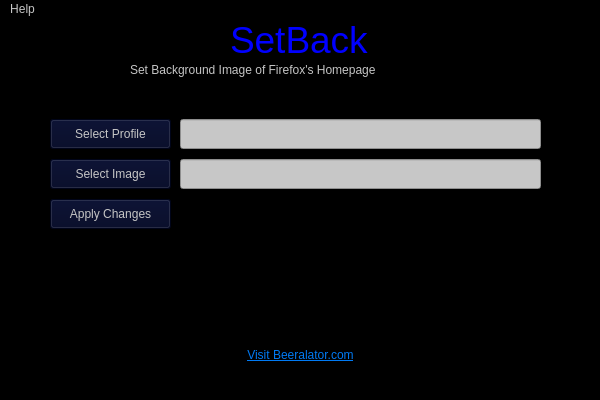
Qt form mainwindow.ui (jacktenor/setback) before a commit.
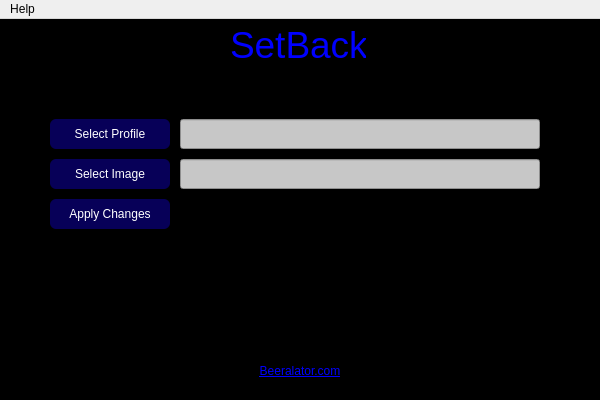
The same form after that commit. Icons and pictures are not drawn.

```diff
--- a/mainwindow.ui
+++ b/mainwindow.ui
@@ -10,12 +10,271 @@
     <height>400</height>
    </rect>
   </property>
+  <property name="minimumSize">
+   <size>
+    <width>600</width>
+    <height>400</height>
+   </size>
+  </property>
   <property name="maximumSize">
    <size>
     <width>600</width>
     <height>400</height>
    </size>
   </property>
+  <property name="palette">
+   <palette>
+    <active>
+     <colorrole role="WindowText">
+      <brush brushstyle="SolidPattern">
+       <color alpha="255">
+        <red>197</red>
+        <green>197</green>
+        <blue>197</blue>
+       </color>
+      </brush>
+     </colorrole>
+     <colorrole role="Button">
+      <brush brushstyle="SolidPattern">
+       <color alpha="255">
+        <red>0</red>
+        <green>0</green>
+        <blue>0</blue>
+       </color>
+      </brush>
+     </colorrole>
+     <colorrole role="Dark">
+      <brush brushstyle="SolidPattern">
+       <color alpha="255">
+        <red>93</red>
+        <green>93</green>
+        <blue>93</blue>
+       </color>
+      </brush>
+     </colorrole>
+     <colorrole role="Text">
+      <brush brushstyle="SolidPattern">
+       <color alpha="255">
+        <red>197</red>
+        <green>197</green>
+        <blue>197</blue>
+       </color>
+      </brush>
+     </colorrole>
+     <colorrole role="ButtonText">
+      <brush brushstyle="SolidPattern">
+       <color alpha="255">
+        <red>197</red>
+        <green>197</green>
+        <blue>197</blue>
+       </color>
+      </brush>
+     </colorrole>
+     <colorrole role="Base">
+      <brush brushstyle="SolidPattern">
+       <color alpha="255">
+        <red>0</red>
+        <green>0</green>
+        <blue>0</blue>
+       </color>
+      </brush>
+     </colorrole>
+     <colorrole role="Window">
+      <brush brushstyle="SolidPattern">
+       <color alpha="255">
+        <red>0</red>
+        <green>0</green>
+        <blue>0</blue>
+       </color>
+      </brush>
+     </colorrole>
+     <colorrole role="Link">
+      <brush brushstyle="SolidPattern">
+       <color alpha="255">
+        <red>61</red>
+        <green>103</green>
+        <blue>255</blue>
+       </color>
+      </brush>
+     </colorrole>
+     <colorrole role="PlaceholderText">
+      <brush brushstyle="SolidPattern">
+       <color alpha="128">
+        <red>197</red>
+        <green>197</green>
+        <blue>197</blue>
+       </color>
+      </brush>
+     </colorrole>
+    </active>
+    <inactive>
+     <colorrole role="WindowText">
+      <brush brushstyle="SolidPattern">
+       <color alpha="255">
+        <red>197</red>
+        <green>197</green>
+        <blue>197</blue>
+       </color>
+      </brush>
+     </colorrole>
+     <colorrole role="Button">
+      <brush brushstyle="SolidPattern">
+       <color alpha="255">
+        <red>0</red>
+        <green>0</green>
+        <blue>0</blue>
+       </color>
+      </brush>
+     </colorrole>
+     <colorrole role="Dark">
+      <brush brushstyle="SolidPattern">
+       <color alpha="255">
+        <red>93</red>
+        <green>93</green>
+        <blue>93</blue>
+       </color>
+      </brush>
+     </colorrole>
+     <colorrole role="Text">
+      <brush brushstyle="SolidPattern">
+       <color alpha="255">
+        <red>197</red>
+        <green>197</green>
+        <blue>197</blue>
+       </color>
+      </brush>
+     </colorrole>
+     <colorrole role="ButtonText">
+      <brush brushstyle="SolidPattern">
+       <color alpha="255">
+        <red>197</red>
+        <green>197</green>
+        <blue>197</blue>
+       </color>
+      </brush>
+     </colorrole>
+     <colorrole role="Base">
+      <brush brushstyle="SolidPattern">
+       <color alpha="255">
+        <red>0</red>
+        <green>0</green>
+        <blue>0</blue>
+       </color>
+      </brush>
+     </colorrole>
+     <colorrole role="Window">
+      <brush brushstyle="SolidPattern">
+       <color alpha="255">
+        <red>0</red>
+        <green>0</green>
+        <blue>0</blue>
+       </color>
+      </brush>
+     </colorrole>
+     <colorrole role="Link">
+      <brush brushstyle="SolidPattern">
+       <color alpha="255">
+        <red>61</red>
+        <green>103</green>
+        <blue>255</blue>
+       </color>
+      </brush>
+     </colorrole>
+     <colorrole role="PlaceholderText">
+      <brush brushstyle="SolidPattern">
+       <color alpha="128">
+        <red>197</red>
+        <green>197</green>
+        <blue>197</blue>
+       </color>
+      </brush>
+     </colorrole>
+    </inactive>
+    <disabled>
+     <colorrole role="WindowText">
+      <brush brushstyle="SolidPattern">
+       <color alpha="255">
+        <red>93</red>
+        <green>93</green>
+        <blue>93</blue>
+       </color>
+      </brush>
+     </colorrole>
+     <colorrole role="Button">
+      <brush brushstyle="SolidPattern">
+       <color alpha="255">
+        <red>0</red>
+        <green>0</green>
+        <blue>0</blue>
+       </color>
+      </brush>
+     </colorrole>
+     <colorrole role="Dark">
+      <brush brushstyle="SolidPattern">
+       <color alpha="255">
+        <red>93</red>
+        <green>93</green>
+        <blue>93</blue>
+       </color>
+      </brush>
+     </colorrole>
+     <colorrole role="Text">
+      <brush brushstyle="SolidPattern">
+       <color alpha="255">
+        <red>93</red>
+        <green>93</green>
+        <blue>93</blue>
+       </color>
+      </brush>
+     </colorrole>
+     <colorrole role="ButtonText">
+      <brush brushstyle="SolidPattern">
+       <color alpha="255">
+        <red>93</red>
+        <green>93</green>
+        <blue>93</blue>
+       </color>
+      </brush>
+     </colorrole>
+     <colorrole role="Base">
+      <brush brushstyle="SolidPattern">
+       <color alpha="255">
+        <red>0</red>
+        <green>0</green>
+        <blue>0</blue>
+       </color>
+      </brush>
+     </colorrole>
+     <colorrole role="Window">
+      <brush brushstyle="SolidPattern">
+       <color alpha="255">
+        <red>0</red>
+        <green>0</green>
+        <blue>0</blue>
+       </color>
+      </brush>
+     </colorrole>
+     <colorrole role="Link">
+      <brush brushstyle="SolidPattern">
+       <color alpha="255">
+        <red>61</red>
+        <green>103</green>
+        <blue>255</blue>
+       </color>
+      </brush>
+     </colorrole>
+     <colorrole role="PlaceholderText">
+      <brush brushstyle="SolidPattern">
+       <color alpha="128">
+        <red>197</red>
+        <green>197</green>
+        <blue>197</blue>
+       </color>
+      </brush>
+     </colorrole>
+    </disabled>
+   </palette>
+  </property>
   <property name="windowTitle">
    <string>SetBack</string>
   </property>
@@ -26,7 +285,10 @@
   </property>
   <property name="styleSheet">
    <string notr="true">background-color: rgb(0, 0, 0);
-color: rgb(197, 197, 197);</string>
+color: rgb(197, 197, 197);
+
+QPushButton { border-radius: 8px; background-color: #007BFF; 
+ color: white; padding: 10px; } QPushButton:hover { background-color: #0056b3; }</string>
   </property>
   <widget class="QWidget" name="centralwidget">
    <widget class="QPushButton" name="selectProfileButton">
@@ -34,47 +296,838 @@
      <rect>
       <x>50</x>
       <y>100</y>
-      <width>121</width>
+      <width>120</width>
       <height>30</height>
      </rect>
     </property>
+    <property name="palette">
+     <palette>
+      <active>
+       <colorrole role="WindowText">
+        <brush brushstyle="SolidPattern">
+         <color alpha="255">
+          <red>197</red>
+          <green>197</green>
+          <blue>197</blue>
+         </color>
+        </brush>
+       </colorrole>
+       <colorrole role="Button">
+        <brush brushstyle="SolidPattern">
+         <color alpha="255">
+          <red>7</red>
+          <green>0</green>
+          <blue>88</blue>
+         </color>
+        </brush>
+       </colorrole>
+       <colorrole role="Light">
+        <brush brushstyle="SolidPattern">
+         <color alpha="255">
+          <red>12</red>
+          <green>12</green>
+          <blue>255</blue>
+         </color>
+        </brush>
+       </colorrole>
+       <colorrole role="Text">
+        <brush brushstyle="SolidPattern">
+         <color alpha="255">
+          <red>197</red>
+          <green>197</green>
+          <blue>197</blue>
+         </color>
+        </brush>
+       </colorrole>
+       <colorrole role="ButtonText">
+        <brush brushstyle="SolidPattern">
+         <color alpha="255">
+          <red>197</red>
+          <green>197</green>
+          <blue>197</blue>
+         </color>
+        </brush>
+       </colorrole>
+       <colorrole role="Base">
+        <brush brushstyle="SolidPattern">
+         <color alpha="255">
+          <red>7</red>
+          <green>0</green>
+          <blue>88</blue>
+         </color>
+        </brush>
+       </colorrole>
+       <colorrole role="Window">
+        <brush brushstyle="SolidPattern">
+         <color alpha="255">
+          <red>7</red>
+          <green>0</green>
+          <blue>88</blue>
+         </color>
+        </brush>
+       </colorrole>
+       <colorrole role="Shadow">
+        <brush brushstyle="SolidPattern">
+         <color alpha="255">
+          <red>0</red>
+          <green>0</green>
+          <blue>255</blue>
+         </color>
+        </brush>
+       </colorrole>
+       <colorrole role="Highlight">
+        <brush brushstyle="SolidPattern">
+         <color alpha="255">
+          <red>0</red>
+          <green>0</green>
+          <blue>0</blue>
+         </color>
+        </brush>
+       </colorrole>
+       <colorrole role="HighlightedText">
+        <brush brushstyle="SolidPattern">
+         <color alpha="255">
+          <red>24</red>
+          <green>28</green>
+          <blue>255</blue>
+         </color>
+        </brush>
+       </colorrole>
+       <colorrole role="AlternateBase">
+        <brush brushstyle="SolidPattern">
+         <color alpha="255">
+          <red>34</red>
+          <green>0</green>
+          <blue>0</blue>
+         </color>
+        </brush>
+       </colorrole>
+       <colorrole role="PlaceholderText">
+        <brush brushstyle="SolidPattern">
+         <color alpha="128">
+          <red>197</red>
+          <green>197</green>
+          <blue>197</blue>
+         </color>
+        </brush>
+       </colorrole>
+      </active>
+      <inactive>
+       <colorrole role="WindowText">
+        <brush brushstyle="SolidPattern">
+         <color alpha="255">
+          <red>197</red>
+          <green>197</green>
+          <blue>197</blue>
+         </color>
+        </brush>
+       </colorrole>
+       <colorrole role="Button">
+        <brush brushstyle="SolidPattern">
+         <color alpha="255">
+          <red>7</red>
+          <green>0</green>
+          <blue>88</blue>
+         </color>
+        </brush>
+       </colorrole>
+       <colorrole role="Light">
+        <brush brushstyle="SolidPattern">
+         <color alpha="255">
+          <red>12</red>
+          <green>12</green>
+          <blue>255</blue>
+         </color>
+        </brush>
+       </colorrole>
+       <colorrole role="Text">
+        <brush brushstyle="SolidPattern">
+         <color alpha="255">
+          <red>197</red>
+          <green>197</green>
+          <blue>197</blue>
+         </color>
+        </brush>
+       </colorrole>
+       <colorrole role="ButtonText">
+        <brush brushstyle="SolidPattern">
+         <color alpha="255">
+          <red>197</red>
+          <green>197</green>
+          <blue>197</blue>
+         </color>
+        </brush>
+       </colorrole>
+       <colorrole role="Base">
+        <brush brushstyle="SolidPattern">
+         <color alpha="255">
+          <red>7</red>
+          <green>0</green>
+          <blue>88</blue>
+         </color>
+        </brush>
+       </colorrole>
+       <colorrole role="Window">
+        <brush brushstyle="SolidPattern">
+         <color alpha="255">
+          <red>7</red>
+          <green>0</green>
+          <blue>88</blue>
+         </color>
+        </brush>
+       </colorrole>
+       <colorrole role="Shadow">
+        <brush brushstyle="SolidPattern">
+         <color alpha="255">
+          <red>0</red>
+          <green>0</green>
+          <blue>255</blue>
+         </color>
+        </brush>
+       </colorrole>
+       <colorrole role="Highlight">
+        <brush brushstyle="SolidPattern">
+         <color alpha="255">
+          <red>0</red>
+          <green>0</green>
+          <blue>0</blue>
+         </color>
+        </brush>
+       </colorrole>
+       <colorrole role="HighlightedText">
+        <brush brushstyle="SolidPattern">
+         <color alpha="255">
+          <red>24</red>
+          <green>28</green>
+          <blue>255</blue>
+         </color>
+        </brush>
+       </colorrole>
+       <colorrole role="AlternateBase">
+        <brush brushstyle="SolidPattern">
+         <color alpha="255">
+          <red>34</red>
+          <green>0</green>
+          <blue>0</blue>
+         </color>
+        </brush>
+       </colorrole>
+       <colorrole role="PlaceholderText">
+        <brush brushstyle="SolidPattern">
+         <color alpha="128">
+          <red>197</red>
+          <green>197</green>
+          <blue>197</blue>
+         </color>
+        </brush>
+       </colorrole>
+      </inactive>
+      <disabled>
+       <colorrole role="WindowText">
+        <brush brushstyle="SolidPattern">
+         <color alpha="255">
+          <red>197</red>
+          <green>197</green>
+          <blue>197</blue>
+         </color>
+        </brush>
+       </colorrole>
+       <colorrole role="Button">
+        <brush brushstyle="SolidPattern">
+         <color alpha="255">
+          <red>7</red>
+          <green>0</green>
+          <blue>88</blue>
+         </color>
+        </brush>
+       </colorrole>
+       <colorrole role="Light">
+        <brush brushstyle="SolidPattern">
+         <color alpha="255">
+          <red>12</red>
+          <green>12</green>
+          <blue>255</blue>
+         </color>
+        </brush>
+       </colorrole>
+       <colorrole role="Text">
+        <brush brushstyle="SolidPattern">
+         <color alpha="255">
+          <red>197</red>
+          <green>197</green>
+          <blue>197</blue>
+         </color>
+        </brush>
+       </colorrole>
+       <colorrole role="ButtonText">
+        <brush brushstyle="SolidPattern">
+         <color alpha="255">
+          <red>197</red>
+          <green>197</green>
+          <blue>197</blue>
+         </color>
+        </brush>
+       </colorrole>
+       <colorrole role="Base">
+        <brush brushstyle="SolidPattern">
+         <color alpha="255">
+          <red>7</red>
+          <green>0</green>
+          <blue>88</blue>
+         </color>
+        </brush>
+       </colorrole>
+       <colorrole role="Window">
+        <brush brushstyle="SolidPattern">
+         <color alpha="255">
+          <red>7</red>
+          <green>0</green>
+          <blue>88</blue>
+         </color>
+        </brush>
+       </colorrole>
+       <colorrole role="Shadow">
+        <brush brushstyle="SolidPattern">
+         <color alpha="255">
+          <red>0</red>
+          <green>0</green>
+          <blue>255</blue>
+         </color>
+        </brush>
+       </colorrole>
+       <colorrole role="Highlight">
+        <brush brushstyle="SolidPattern">
+         <color alpha="255">
+          <red>0</red>
+          <green>0</green>
+          <blue>0</blue>
+         </color>
+        </brush>
+       </colorrole>
+       <colorrole role="HighlightedText">
+        <brush brushstyle="SolidPattern">
+         <color alpha="255">
+          <red>24</red>
+          <green>28</green>
+          <blue>255</blue>
+         </color>
+        </brush>
+       </colorrole>
+       <colorrole role="AlternateBase">
+        <brush brushstyle="SolidPattern">
+         <color alpha="255">
+          <red>34</red>
+          <green>0</green>
+          <blue>0</blue>
+         </color>
+        </brush>
+       </colorrole>
+       <colorrole role="PlaceholderText">
+        <brush brushstyle="SolidPattern">
+         <color alpha="128">
+          <red>197</red>
+          <green>197</green>
+          <blue>197</blue>
+         </color>
+        </brush>
+       </colorrole>
+      </disabled>
+     </palette>
+    </property>
+    <property name="mouseTracking">
+     <bool>true</bool>
+    </property>
+    <property name="focusPolicy">
+     <enum>Qt::FocusPolicy::StrongFocus</enum>
+    </property>
+    <property name="autoFillBackground">
+     <bool>false</bool>
+    </property>
     <property name="styleSheet">
-     <string notr="true">alternate-background-color: rgb(0, 0, 0);
-background-color: rgb(0, 5, 35);</string>
+     <string notr="true">QPushButton { border-radius: 6px; background-color: rgb(7, 0, 88); color: white; padding: 5px; } QPushButton:hover { background-color: rgb(64, 0, 255); transition: all 0.2s ease; }
+
+QPushButton:pressed { background-color: #000051;
+transform: scale(0.95); }</string>
     </property>
     <property name="text">
      <string>Select Profile</string>
     </property>
+    <property name="autoDefault">
+     <bool>false</bool>
+    </property>
+    <property name="default">
+     <bool>false</bool>
+    </property>
+    <property name="flat">
+     <bool>false</bool>
+    </property>
    </widget>
    <widget class="QPushButton" name="selectImageButton">
     <property name="geometry">
      <rect>
       <x>50</x>
       <y>140</y>
-      <width>121</width>
+      <width>120</width>
       <height>30</height>
      </rect>
     </property>
+    <property name="palette">
+     <palette>
+      <active>
+       <colorrole role="WindowText">
+        <brush brushstyle="SolidPattern">
+         <color alpha="255">
+          <red>197</red>
+          <green>197</green>
+          <blue>197</blue>
+         </color>
+        </brush>
+       </colorrole>
+       <colorrole role="Button">
+        <brush brushstyle="SolidPattern">
+         <color alpha="255">
+          <red>7</red>
+          <green>0</green>
+          <blue>88</blue>
+         </color>
+        </brush>
+       </colorrole>
+       <colorrole role="Text">
+        <brush brushstyle="SolidPattern">
+         <color alpha="255">
+          <red>197</red>
+          <green>197</green>
+          <blue>197</blue>
+         </color>
+        </brush>
+       </colorrole>
+       <colorrole role="ButtonText">
+        <brush brushstyle="SolidPattern">
+         <color alpha="255">
+          <red>197</red>
+          <green>197</green>
+          <blue>197</blue>
+         </color>
+        </brush>
+       </colorrole>
+       <colorrole role="Base">
+        <brush brushstyle="SolidPattern">
+         <color alpha="255">
+          <red>7</red>
+          <green>0</green>
+          <blue>88</blue>
+         </color>
+        </brush>
+       </colorrole>
+       <colorrole role="Window">
+        <brush brushstyle="SolidPattern">
+         <color alpha="255">
+          <red>7</red>
+          <green>0</green>
+          <blue>88</blue>
+         </color>
+        </brush>
+       </colorrole>
+       <colorrole role="PlaceholderText">
+        <brush brushstyle="SolidPattern">
+         <color alpha="128">
+          <red>197</red>
+          <green>197</green>
+          <blue>197</blue>
+         </color>
+        </brush>
+       </colorrole>
+      </active>
+      <inactive>
+       <colorrole role="WindowText">
+        <brush brushstyle="SolidPattern">
+         <color alpha="255">
+          <red>197</red>
+          <green>197</green>
+          <blue>197</blue>
+         </color>
+        </brush>
+       </colorrole>
+       <colorrole role="Button">
+        <brush brushstyle="SolidPattern">
+         <color alpha="255">
+          <red>7</red>
+          <green>0</green>
+          <blue>88</blue>
+         </color>
+        </brush>
+       </colorrole>
+       <colorrole role="Text">
+        <brush brushstyle="SolidPattern">
+         <color alpha="255">
+          <red>197</red>
+          <green>197</green>
+          <blue>197</blue>
+         </color>
+        </brush>
+       </colorrole>
+       <colorrole role="ButtonText">
+        <brush brushstyle="SolidPattern">
+         <color alpha="255">
+          <red>197</red>
+          <green>197</green>
+          <blue>197</blue>
+         </color>
+        </brush>
+       </colorrole>
+       <colorrole role="Base">
+        <brush brushstyle="SolidPattern">
+         <color alpha="255">
+          <red>7</red>
+          <green>0</green>
+          <blue>88</blue>
+         </color>
+        </brush>
+       </colorrole>
+       <colorrole role="Window">
+        <brush brushstyle="SolidPattern">
+         <color alpha="255">
+          <red>7</red>
+          <green>0</green>
+          <blue>88</blue>
+         </color>
+        </brush>
+       </colorrole>
+       <colorrole role="PlaceholderText">
+        <brush brushstyle="SolidPattern">
+         <color alpha="128">
+          <red>197</red>
+          <green>197</green>
+          <blue>197</blue>
+         </color>
+        </brush>
+       </colorrole>
+      </inactive>
+      <disabled>
+       <colorrole role="WindowText">
+        <brush brushstyle="SolidPattern">
+         <color alpha="255">
+          <red>197</red>
+          <green>197</green>
+          <blue>197</blue>
+         </color>
+        </brush>
+       </colorrole>
+       <colorrole role="Button">
+        <brush brushstyle="SolidPattern">
+         <color alpha="255">
+          <red>7</red>
+          <green>0</green>
+          <blue>88</blue>
+         </color>
+        </brush>
+       </colorrole>
+       <colorrole role="Text">
+        <brush brushstyle="SolidPattern">
+         <color alpha="255">
+          <red>197</red>
+          <green>197</green>
+          <blue>197</blue>
+         </color>
+        </brush>
+       </colorrole>
+       <colorrole role="ButtonText">
+        <brush brushstyle="SolidPattern">
+         <color alpha="255">
+          <red>197</red>
+          <green>197</green>
+          <blue>197</blue>
+         </color>
+        </brush>
+       </colorrole>
+       <colorrole role="Base">
+        <brush brushstyle="SolidPattern">
+         <color alpha="255">
+          <red>7</red>
+          <green>0</green>
+          <blue>88</blue>
+         </color>
+        </brush>
+       </colorrole>
+       <colorrole role="Window">
+        <brush brushstyle="SolidPattern">
+         <color alpha="255">
+          <red>7</red>
+          <green>0</green>
+          <blue>88</blue>
+         </color>
+        </brush>
+       </colorrole>
+       <colorrole role="PlaceholderText">
+        <brush brushstyle="SolidPattern">
+         <color alpha="128">
+          <red>197</red>
+          <green>197</green>
+          <blue>197</blue>
+         </color>
+        </brush>
+       </colorrole>
+      </disabled>
+     </palette>
+    </property>
+    <property name="acceptDrops">
+     <bool>true</bool>
+    </property>
     <property name="styleSheet">
-     <string notr="true">alternate-background-color: rgb(0, 0, 0);
-background-color: rgb(0, 5, 35);</string>
+     <string notr="true">QPushButton { border-radius: 6px; background-color: rgb(7, 0, 88); color: white; padding: 5px; } QPushButton:hover { background-color: rgb(64, 0, 255); transition: all 0.2s ease; }
+
+QPushButton:pressed { background-color: rgb(52, 0, 0);; 
+transform: scale(0.95); }
+
+</string>
     </property>
     <property name="text">
      <string>Select Image</string>
     </property>
+    <property name="flat">
+     <bool>false</bool>
+    </property>
    </widget>
    <widget class="QPushButton" name="applyChangesButton">
     <property name="geometry">
      <rect>
       <x>50</x>
       <y>180</y>
-      <width>121</width>
+      <width>120</width>
       <height>30</height>
      </rect>
     </property>
+    <property name="palette">
+     <palette>
+      <active>
+       <colorrole role="WindowText">
+        <brush brushstyle="SolidPattern">
+         <color alpha="255">
+          <red>197</red>
+          <green>197</green>
+          <blue>197</blue>
+         </color>
+        </brush>
+       </colorrole>
+       <colorrole role="Button">
+        <brush brushstyle="SolidPattern">
+         <color alpha="255">
+          <red>7</red>
+          <green>0</green>
+          <blue>88</blue>
+         </color>
+        </brush>
+       </colorrole>
+       <colorrole role="Text">
+        <brush brushstyle="SolidPattern">
+         <color alpha="255">
+          <red>197</red>
+          <green>197</green>
+          <blue>197</blue>
+         </color>
+        </brush>
+       </colorrole>
+       <colorrole role="ButtonText">
+        <brush brushstyle="SolidPattern">
+         <color alpha="255">
+          <red>197</red>
+          <green>197</green>
+          <blue>197</blue>
+         </color>
+        </brush>
+       </colorrole>
+       <colorrole role="Base">
+        <brush brushstyle="SolidPattern">
+         <color alpha="255">
+          <red>7</red>
+          <green>0</green>
+          <blue>88</blue>
+         </color>
+        </brush>
+       </colorrole>
+       <colorrole role="Window">
+        <brush brushstyle="SolidPattern">
+         <color alpha="255">
+          <red>7</red>
+          <green>0</green>
+          <blue>88</blue>
+         </color>
+        </brush>
+       </colorrole>
+       <colorrole role="AlternateBase">
+        <brush brushstyle="SolidPattern">
+         <color alpha="255">
+          <red>1</red>
+          <green>251</green>
+          <blue>255</blue>
+         </color>
+        </brush>
+       </colorrole>
+       <colorrole role="PlaceholderText">
+        <brush brushstyle="SolidPattern">
+         <color alpha="128">
+          <red>197</red>
+          <green>197</green>
+          <blue>197</blue>
+         </color>
+        </brush>
+       </colorrole>
+      </active>
+      <inactive>
+       <colorrole role="WindowText">
+        <brush brushstyle="SolidPattern">
+         <color alpha="255">
+          <red>197</red>
+          <green>197</green>
+          <blue>197</blue>
+         </color>
+        </brush>
+       </colorrole>
+       <colorrole role="Button">
+        <brush brushstyle="SolidPattern">
+         <color alpha="255">
+          <red>7</red>
+          <green>0</green>
+          <blue>88</blue>
+         </color>
+        </brush>
+       </colorrole>
+       <colorrole role="Text">
+        <brush brushstyle="SolidPattern">
+         <color alpha="255">
+          <red>197</red>
+          <green>197</green>
+          <blue>197</blue>
+         </color>
+        </brush>
+       </colorrole>
+       <colorrole role="ButtonText">
+        <brush brushstyle="SolidPattern">
+         <color alpha="255">
+          <red>197</red>
+          <green>197</green>
+          <blue>197</blue>
+         </color>
+        </brush>
+       </colorrole>
+       <colorrole role="Base">
+        <brush brushstyle="SolidPattern">
+         <color alpha="255">
+          <red>7</red>
+          <green>0</green>
+          <blue>88</blue>
+         </color>
+        </brush>
+       </colorrole>
+       <colorrole role="Window">
+        <brush brushstyle="SolidPattern">
+         <color alpha="255">
+          <red>7</red>
+          <green>0</green>
+          <blue>88</blue>
+         </color>
+        </brush>
+       </colorrole>
+       <colorrole role="AlternateBase">
+        <brush brushstyle="SolidPattern">
+         <color alpha="255">
+          <red>1</red>
+          <green>251</green>
+          <blue>255</blue>
+         </color>
+        </brush>
+       </colorrole>
+       <colorrole role="PlaceholderText">
+        <brush brushstyle="SolidPattern">
+         <color alpha="128">
+          <red>197</red>
+          <green>197</green>
+          <blue>197</blue>
+         </color>
+        </brush>
+       </colorrole>
+      </inactive>
+      <disabled>
+       <colorrole role="WindowText">
+        <brush brushstyle="SolidPattern">
+         <color alpha="255">
+          <red>197</red>
+          <green>197</green>
+          <blue>197</blue>
+         </color>
+        </brush>
+       </colorrole>
+       <colorrole role="Button">
+        <brush brushstyle="SolidPattern">
+         <color alpha="255">
+          <red>7</red>
+          <green>0</green>
+          <blue>88</blue>
+         </color>
+        </brush>
+       </colorrole>
+       <colorrole role="Text">
+        <brush brushstyle="SolidPattern">
+         <color alpha="255">
+          <red>197</red>
+          <green>197</green>
+          <blue>197</blue>
+         </color>
+        </brush>
+       </colorrole>
+       <colorrole role="ButtonText">
+        <brush brushstyle="SolidPattern">
+         <color alpha="255">
+          <red>197</red>
+          <green>197</green>
+          <blue>197</blue>
+         </color>
+        </brush>
+       </colorrole>
+       <colorrole role="Base">
+        <brush brushstyle="SolidPattern">
+         <color alpha="255">
+          <red>7</red>
+          <green>0</green>
+          <blue>88</blue>
+         </color>
+        </brush>
+       </colorrole>
+       <colorrole role="Window">
+        <brush brushstyle="SolidPattern">
+         <color alpha="255">
+          <red>7</red>
+          <green>0</green>
+          <blue>88</blue>
+         </color>
+        </brush>
+       </colorrole>
+       <colorrole role="AlternateBase">
+        <brush brushstyle="SolidPattern">
+         <color alpha="255">
+          <red>1</red>
+          <green>251</green>
+          <blue>255</blue>
+         </color>
+        </brush>
+       </colorrole>
+       <colorrole role="PlaceholderText">
+        <brush brushstyle="SolidPattern">
+         <color alpha="128">
+          <red>197</red>
+          <green>197</green>
+          <blue>197</blue>
+         </color>
+        </brush>
+       </colorrole>
+      </disabled>
+     </palette>
+    </property>
     <property name="styleSheet">
-     <string notr="true">alternate-background-color: rgb(0, 0, 0);
-background-color: rgb(0, 5, 35);</string>
+     <string notr="true">QPushButton { border-radius: 6px; background-color: rgb(7, 0, 88); color: white; padding: 5px; } QPushButton:hover { background-color: rgb(64, 0, 255); transition: all 0.2s ease; }
+
+QPushButton:pressed { background-color: rgb(52, 0, 0);; 
+transform: scale(0.95); }</string>
     </property>
     <property name="text">
      <string>Apply Changes</string>
@@ -85,14 +1138,14 @@
      <rect>
       <x>180</x>
       <y>100</y>
-      <width>361</width>
+      <width>360</width>
       <height>30</height>
      </rect>
     </property>
     <property name="styleSheet">
      <string notr="true">color: rgb(0, 0, 0);
-selection-background-color: rgb(1, 10, 61);
-background-color: rgb(199, 199, 199);</string>
+background-color: rgb(199, 199, 199);
+selection-background-color: rgb(21, 0, 255);</string>
     </property>
    </widget>
    <widget class="QLineEdit" name="imagePathLineEdit">
@@ -100,22 +1153,22 @@
      <rect>
       <x>180</x>
       <y>140</y>
-      <width>361</width>
+      <width>360</width>
       <height>30</height>
      </rect>
     </property>
     <property name="styleSheet">
      <string notr="true">color: rgb(0, 0, 0);
-selection-background-color: rgb(1, 10, 61);
-background-color: rgb(199, 199, 199);</string>
+background-color: rgb(199, 199, 199);
+selection-background-color: rgb(21, 0, 255);</string>
     </property>
    </widget>
    <widget class="QLabel" name="statusLabel">
     <property name="geometry">
      <rect>
       <x>180</x>
-      <y>190</y>
-      <width>361</width>
+      <y>185</y>
+      <width>360</width>
       <height>22</height>
      </rect>
     </property>
@@ -130,8 +1183,8 @@
     <property name="geometry">
      <rect>
       <x>230</x>
-      <y>0</y>
-      <width>141</width>
+      <y>5</y>
+      <width>136</width>
       <height>41</height>
      </rect>
     </property>
@@ -150,12 +1203,15 @@
    <widget class="QLabel" name="label_2">
     <property name="geometry">
      <rect>
-      <x>130</x>
-      <y>40</y>
+      <x>125</x>
+      <y>50</y>
       <width>351</width>
       <height>22</height>
      </rect>
     </property>
+    <property name="frameShape">
+     <enum>QFrame::Shape::NoFrame</enum>
+    </property>
     <property name="text">
      <string>Set Background Image of Firefox's Homepage</string>
     </property>
@@ -163,7 +1219,7 @@
    <widget class="QLabel" name="imagePreviewLabel">
     <property name="geometry">
      <rect>
-      <x>210</x>
+      <x>215</x>
       <y>220</y>
       <width>175</width>
       <height>100</height>
@@ -181,28 +1237,270 @@
     <property name="pixmap">
      <pixmap>images/placeholder.png</pixmap>
     </property>
+    <property name="alignment">
+     <set>Qt::AlignmentFlag::AlignCenter</set>
+    </property>
    </widget>
    <widget class="QLabel" name="websiteLabel">
     <property name="geometry">
      <rect>
-      <x>220</x>
-      <y>311</y>
-      <width>161</width>
-      <height>51</height>
+      <x>230</x>
+      <y>335</y>
+      <width>140</width>
+      <height>35</height>
      </rect>
     </property>
+    <property name="palette">
+     <palette>
+      <active>
+       <colorrole role="WindowText">
+        <brush brushstyle="SolidPattern">
+         <color alpha="255">
+          <red>197</red>
+          <green>197</green>
+          <blue>197</blue>
+         </color>
+        </brush>
+       </colorrole>
+       <colorrole role="Button">
+        <brush brushstyle="SolidPattern">
+         <color alpha="255">
+          <red>0</red>
+          <green>0</green>
+          <blue>0</blue>
+         </color>
+        </brush>
+       </colorrole>
+       <colorrole role="Text">
+        <brush brushstyle="SolidPattern">
+         <color alpha="255">
+          <red>197</red>
+          <green>197</green>
+          <blue>197</blue>
+         </color>
+        </brush>
+       </colorrole>
+       <colorrole role="ButtonText">
+        <brush brushstyle="SolidPattern">
+         <color alpha="255">
+          <red>197</red>
+          <green>197</green>
+          <blue>197</blue>
+         </color>
+        </brush>
+       </colorrole>
+       <colorrole role="Base">
+        <brush brushstyle="SolidPattern">
+         <color alpha="255">
+          <red>0</red>
+          <green>0</green>
+          <blue>0</blue>
+         </color>
+        </brush>
+       </colorrole>
+       <colorrole role="Window">
+        <brush brushstyle="SolidPattern">
+         <color alpha="255">
+          <red>0</red>
+          <green>0</green>
+          <blue>0</blue>
+         </color>
+        </brush>
+       </colorrole>
+       <colorrole role="Link">
+        <brush brushstyle="SolidPattern">
+         <color alpha="255">
+          <red>255</red>
+          <green>255</green>
+          <blue>255</blue>
+         </color>
+        </brush>
+       </colorrole>
+       <colorrole role="PlaceholderText">
+        <brush brushstyle="SolidPattern">
+         <color alpha="128">
+          <red>197</red>
+          <green>197</green>
+          <blue>197</blue>
+         </color>
+        </brush>
+       </colorrole>
+      </active>
+      <inactive>
+       <colorrole role="WindowText">
+        <brush brushstyle="SolidPattern">
+         <color alpha="255">
+          <red>197</red>
+          <green>197</green>
+          <blue>197</blue>
+         </color>
+        </brush>
+       </colorrole>
+       <colorrole role="Button">
+        <brush brushstyle="SolidPattern">
+         <color alpha="255">
+          <red>0</red>
+          <green>0</green>
+          <blue>0</blue>
+         </color>
+        </brush>
+       </colorrole>
+       <colorrole role="Text">
+        <brush brushstyle="SolidPattern">
+         <color alpha="255">
+          <red>197</red>
+          <green>197</green>
+          <blue>197</blue>
+         </color>
+        </brush>
+       </colorrole>
+       <colorrole role="ButtonText">
+        <brush brushstyle="SolidPattern">
+         <color alpha="255">
+          <red>197</red>
+          <green>197</green>
+          <blue>197</blue>
+         </color>
+        </brush>
+       </colorrole>
+       <colorrole role="Base">
+        <brush brushstyle="SolidPattern">
+         <color alpha="255">
+          <red>0</red>
+          <green>0</green>
+          <blue>0</blue>
+         </color>
+        </brush>
+       </colorrole>
+       <colorrole role="Window">
+        <brush brushstyle="SolidPattern">
+         <color alpha="255">
+          <red>0</red>
+          <green>0</green>
+          <blue>0</blue>
+         </color>
+        </brush>
+       </colorrole>
+       <colorrole role="Link">
+        <brush brushstyle="SolidPattern">
+         <color alpha="255">
+          <red>255</red>
+          <green>255</green>
+          <blue>255</blue>
+         </color>
+        </brush>
+       </colorrole>
+       <colorrole role="PlaceholderText">
+        <brush brushstyle="SolidPattern">
+         <color alpha="128">
+          <red>197</red>
+          <green>197</green>
+          <blue>197</blue>
+         </color>
+        </brush>
+       </colorrole>
+      </inactive>
+      <disabled>
+       <colorrole role="WindowText">
+        <brush brushstyle="SolidPattern">
+         <color alpha="255">
+          <red>197</red>
+          <green>197</green>
+          <blue>197</blue>
+         </color>
+        </brush>
+       </colorrole>
+       <colorrole role="Button">
+        <brush brushstyle="SolidPattern">
+         <color alpha="255">
+          <red>0</red>
+          <green>0</green>
+          <blue>0</blue>
+         </color>
+        </brush>
+       </colorrole>
+       <colorrole role="Text">
+        <brush brushstyle="SolidPattern">
+         <color alpha="255">
+          <red>197</red>
+          <green>197</green>
+          <blue>197</blue>
+         </color>
+        </brush>
+       </colorrole>
+       <colorrole role="ButtonText">
+        <brush brushstyle="SolidPattern">
+         <color alpha="255">
+          <red>197</red>
+          <green>197</green>
+          <blue>197</blue>
+         </color>
+        </brush>
+       </colorrole>
+       <colorrole role="Base">
+        <brush brushstyle="SolidPattern">
+         <color alpha="255">
+          <red>0</red>
+          <green>0</green>
+          <blue>0</blue>
+         </color>
+        </brush>
+       </colorrole>
+       <colorrole role="Window">
+        <brush brushstyle="SolidPattern">
+         <color alpha="255">
+          <red>0</red>
+          <green>0</green>
+          <blue>0</blue>
+         </color>
+        </brush>
+       </colorrole>
+       <colorrole role="Link">
+        <brush brushstyle="SolidPattern">
+         <color alpha="255">
+          <red>255</red>
+          <green>255</green>
+          <blue>255</blue>
+         </color>
+        </brush>
+       </colorrole>
+       <colorrole role="PlaceholderText">
+        <brush brushstyle="SolidPattern">
+         <color alpha="128">
+          <red>197</red>
+          <green>197</green>
+          <blue>197</blue>
+         </color>
+        </brush>
+       </colorrole>
+      </disabled>
+     </palette>
+    </property>
+    <property name="autoFillBackground">
+     <bool>false</bool>
+    </property>
+    <property name="styleSheet">
+     <string notr="true">font: 12pt &quot;Noto Sans&quot;;
+</string>
+    </property>
     <property name="text">
-     <string>&lt;html&gt;&lt;head/&gt;&lt;body&gt;&lt;p&gt;&lt;a href=&quot;https://www.beeralator.com&quot;&gt;&lt;span style=&quot; text-decoration: underline; color:#007af4;&quot;&gt;Visit Beeralator.com&lt;/span&gt;&lt;/a&gt;&lt;/p&gt;&lt;/body&gt;&lt;/html&gt;</string>
+     <string>&lt;html&gt;&lt;head/&gt;&lt;body&gt;&lt;p&gt;&lt;a href=&quot;https://www.beeralator.com&quot;&gt;&lt;span style=&quot; text-decoration: underline; color:#0000ff;&quot;&gt;Beeralator.com&lt;/span&gt;&lt;/a&gt;&lt;/p&gt;&lt;/body&gt;&lt;/html&gt;</string>
     </property>
     <property name="textFormat">
      <enum>Qt::TextFormat::RichText</enum>
     </property>
+    <property name="scaledContents">
+     <bool>false</bool>
+    </property>
     <property name="alignment">
      <set>Qt::AlignmentFlag::AlignCenter</set>
     </property>
     <property name="openExternalLinks">
      <bool>true</bool>
     </property>
+    <property name="textInteractionFlags">
+     <set>Qt::TextInteractionFlag::LinksAccessibleByKeyboard|Qt::TextInteractionFlag::LinksAccessibleByMouse|Qt::TextInteractionFlag::TextBrowserInteraction|Qt::TextInteractionFlag::TextSelectableByKeyboard|Qt::TextInteractionFlag::TextSelectableByMouse</set>
+    </property>
    </widget>
    <zorder>selectImageButton</zorder>
    <zorder>applyChangesButton</zorder>
@@ -232,7 +1530,6 @@
    </widget>
    <addaction name="menuHelp"/>
   </widget>
-  <widget class="QStatusBar" name="statusbar"/>
   <action name="actionShow_Readme">
    <property name="text">
     <string>Show Readme</string>
```
